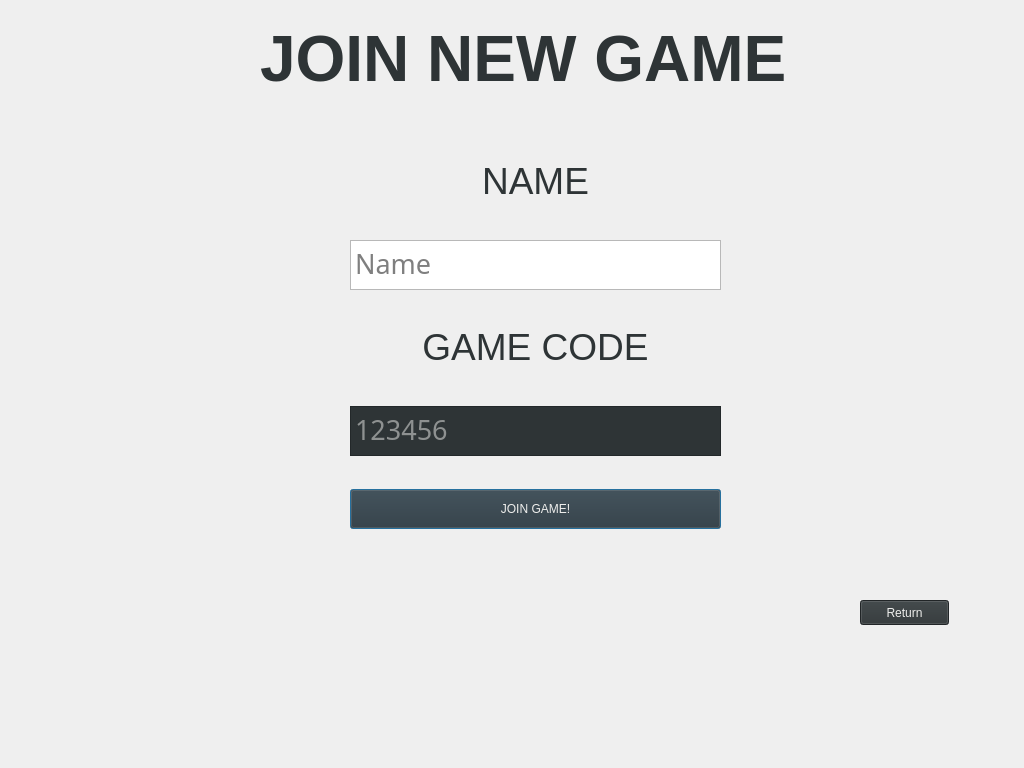
The window that App/joinwindow.ui (JoDaniel1412/Scrabble) describes before a commit, drawn with Qt 5.
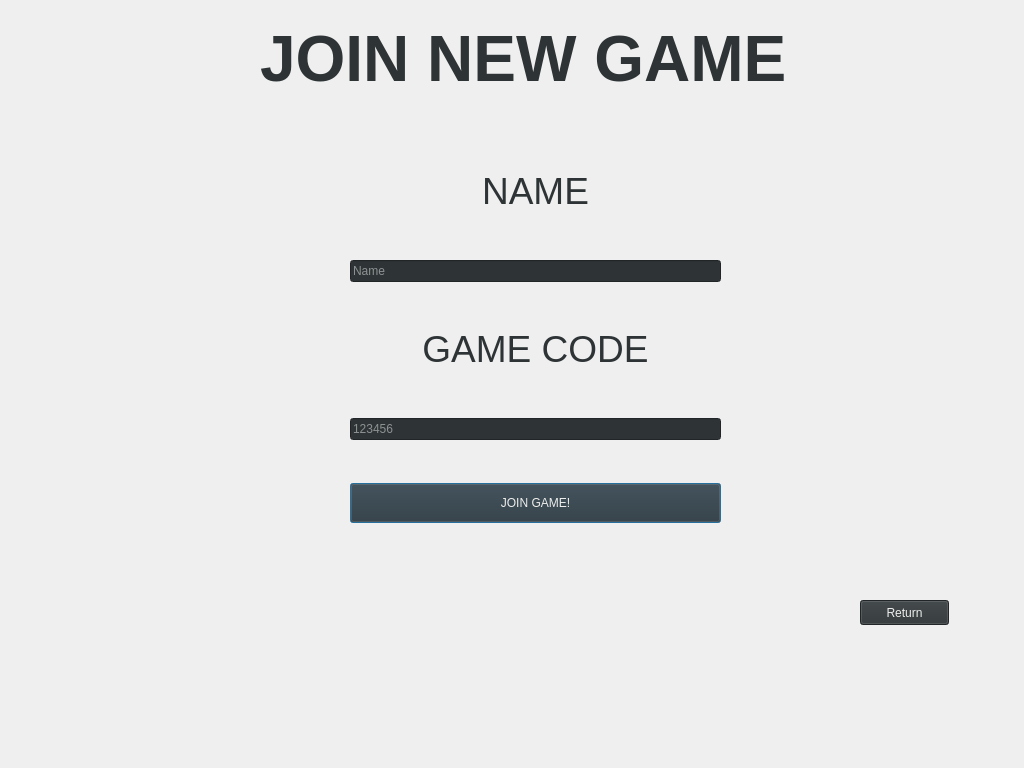
The same window after the commit. Icons and pictures are not drawn.

Commit message: Changed text edits for line edits.

Diff of the .ui file:
```diff
--- a/App/joinwindow.ui
+++ b/App/joinwindow.ui
@@ -48,27 +48,10 @@
      </widget>
     </item>
     <item>
-     <widget class="QTextEdit" name="codeEntry_2">
-      <property name="minimumSize">
-       <size>
-        <width>0</width>
-        <height>0</height>
-       </size>
-      </property>
-      <property name="maximumSize">
-       <size>
-        <width>16777215</width>
-        <height>50</height>
-       </size>
-      </property>
-      <property name="font">
-       <font>
-        <family>aakar</family>
-        <pointsize>20</pointsize>
-       </font>
-      </property>
+     <widget class="QLineEdit" name="nameEntry">
       <property name="styleSheet">
        <string notr="true">#nameEntry{
+	
 	background-color: rgb(46, 52, 54);
 	color: rgb(238, 238, 236);
 	font: 57 20pt &quot;aakar&quot;;
@@ -99,25 +82,7 @@
      </widget>
     </item>
     <item>
-     <widget class="QTextEdit" name="codeEntry">
-      <property name="minimumSize">
-       <size>
-        <width>0</width>
-        <height>0</height>
-       </size>
-      </property>
-      <property name="maximumSize">
-       <size>
-        <width>16777215</width>
-        <height>50</height>
-       </size>
-      </property>
-      <property name="font">
-       <font>
-        <family>aakar</family>
-        <pointsize>20</pointsize>
-       </font>
-      </property>
+     <widget class="QLineEdit" name="codeEntry">
       <property name="styleSheet">
        <string notr="true">#codeEntry{
 	background-color: rgb(46, 52, 54);
@@ -125,6 +90,9 @@
 	font: 57 20pt &quot;aakar&quot;;
 }</string>
       </property>
+      <property name="text">
+       <string/>
+      </property>
       <property name="placeholderText">
        <string>123456</string>
       </property>
```
Left out of the diff: 1 changed line with no effect on the pictures. The commit also changes 2 other files.
